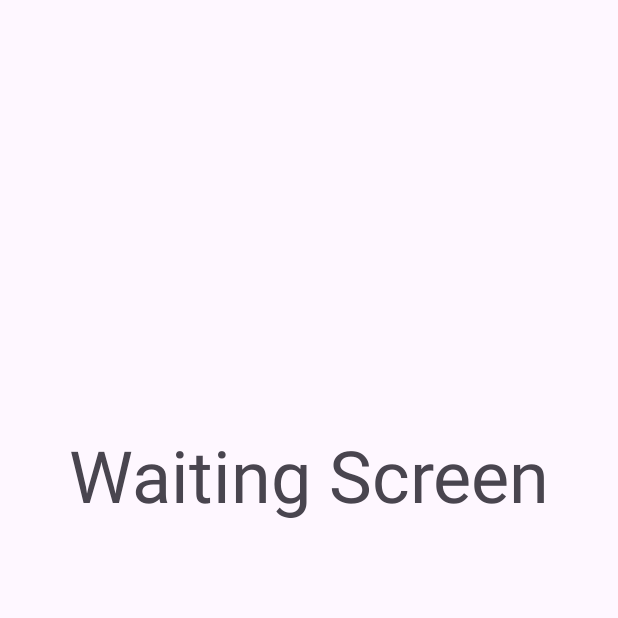
After one commit to RonM6/Beta, an Android app: the Waiting screen opened directly, with no data from a screen before it, on a phone screen of 412 x 824 dp, the top half of it. The commit adds this screen. Run offline under Robolectric (Android 15) with nearby library versions, the phone set to English and light mode, and no system bars.

Commit message:
First Commit

```diff
--- a/app/src/main/AndroidManifest.xml
+++ b/app/src/main/AndroidManifest.xml
@@ -12,6 +12,9 @@
         android:supportsRtl="true"
         android:theme="@style/Theme.Beta"
         tools:targetApi="31">
+        <activity
+            android:name=".Waiting"
+            android:exported="false" />
         <activity
             android:name=".Dashboard"
             android:exported="true" />
--- /dev/null
+++ b/app/src/main/java/com/example/beta/Waiting.java
@@ -0,0 +1,24 @@
+package com.example.beta;
+
+import android.os.Bundle;
+
+import androidx.activity.EdgeToEdge;
+import androidx.appcompat.app.AppCompatActivity;
+import androidx.core.graphics.Insets;
+import androidx.core.view.ViewCompat;
+import androidx.core.view.WindowInsetsCompat;
+
+public class Waiting extends AppCompatActivity {
+
+    @Override
+    protected void onCreate(Bundle savedInstanceState) {
+        super.onCreate(savedInstanceState);
+        EdgeToEdge.enable(this);
+        setContentView(R.layout.activity_waiting);
+        ViewCompat.setOnApplyWindowInsetsListener(findViewById(R.id.main), (v, insets) -> {
+            Insets systemBars = insets.getInsets(WindowInsetsCompat.Type.systemBars());
+            v.setPadding(systemBars.left, systemBars.top, systemBars.right, systemBars.bottom);
+            return insets;
+        });
+    }
+}
--- a/app/src/main/java/com/example/beta/Welcome.java
+++ b/app/src/main/java/com/example/beta/Welcome.java
@@ -39,10 +39,12 @@ public class Welcome extends AppCompatActivity {
     }
 
     public void createFamily(View view) {
+
         startActivity(new Intent(Welcome.this, SignUp.class));
     }
 
     public void joinFamily(View view) {
+
         startActivity(new Intent(Welcome.this, SignUp.class));
     }
 }
--- /dev/null
+++ b/app/src/main/res/layout/activity_waiting.xml
@@ -0,0 +1,29 @@
+<?xml version="1.0" encoding="utf-8"?>
+<LinearLayout xmlns:android="http://schemas.android.com/apk/res/android"
+    xmlns:app="http://schemas.android.com/apk/res-auto"
+    xmlns:tools="http://schemas.android.com/tools"
+    android:id="@+id/main"
+    android:layout_width="match_parent"
+    android:layout_height="match_parent"
+    android:orientation="vertical"
+    tools:context=".Waiting">
+
+    <Space
+        android:layout_width="match_parent"
+        android:layout_height="wrap_content"
+        android:layout_weight="1" />
+
+    <TextView
+        android:id="@+id/textView2"
+        android:layout_width="match_parent"
+        android:layout_height="wrap_content"
+        android:layout_weight="1"
+        android:gravity="center"
+        android:text="Waiting Screen"
+        android:textSize="48sp" />
+
+    <Space
+        android:layout_width="match_parent"
+        android:layout_height="wrap_content"
+        android:layout_weight="2" />
+</LinearLayout>
--- a/app/src/main/res/layout/activity_welcome.xml
+++ b/app/src/main/res/layout/activity_welcome.xml
@@ -14,7 +14,8 @@
         android:layout_height="wrap_content"
         android:layout_weight="1"
         android:gravity="center"
-        android:text="Welcome" />
+        android:text="Welcome"
+        android:textSize="24sp" />
 
     <Space
         android:layout_width="match_parent"
--- a/gradle/libs.versions.toml
+++ b/gradle/libs.versions.toml
@@ -1,5 +1,5 @@
 [versions]
-agp = "8.3.0"
+agp = "8.3.1"
 junit = "4.13.2"
 junitVersion = "1.1.5"
 espressoCore = "3.5.1"
```
